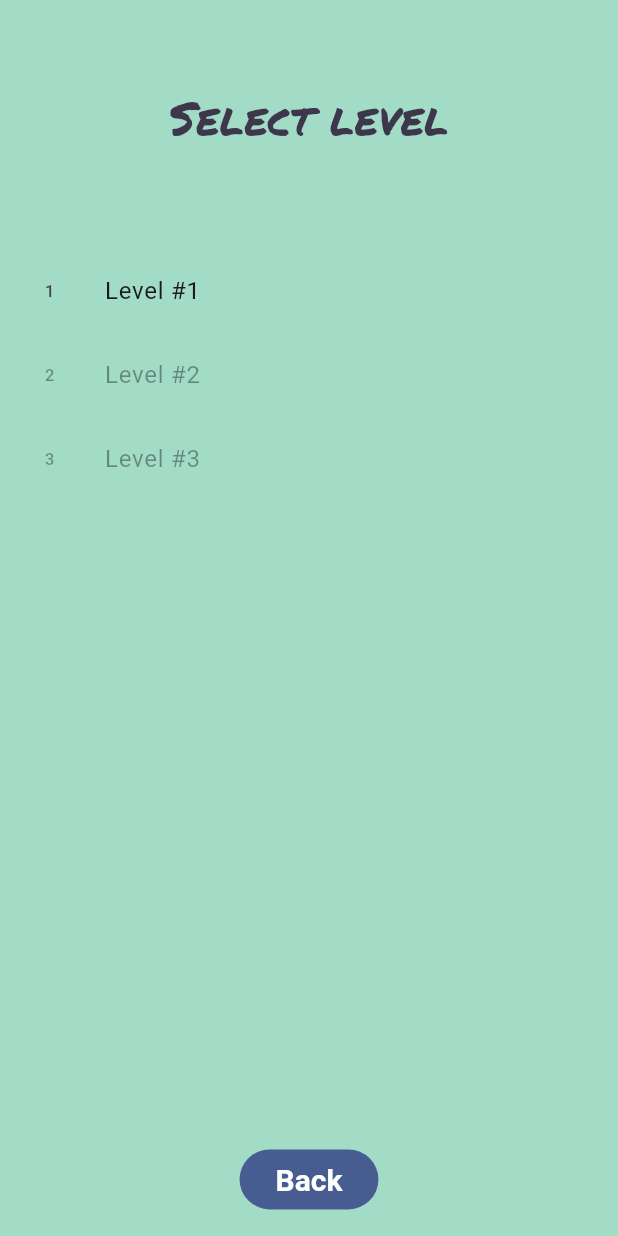
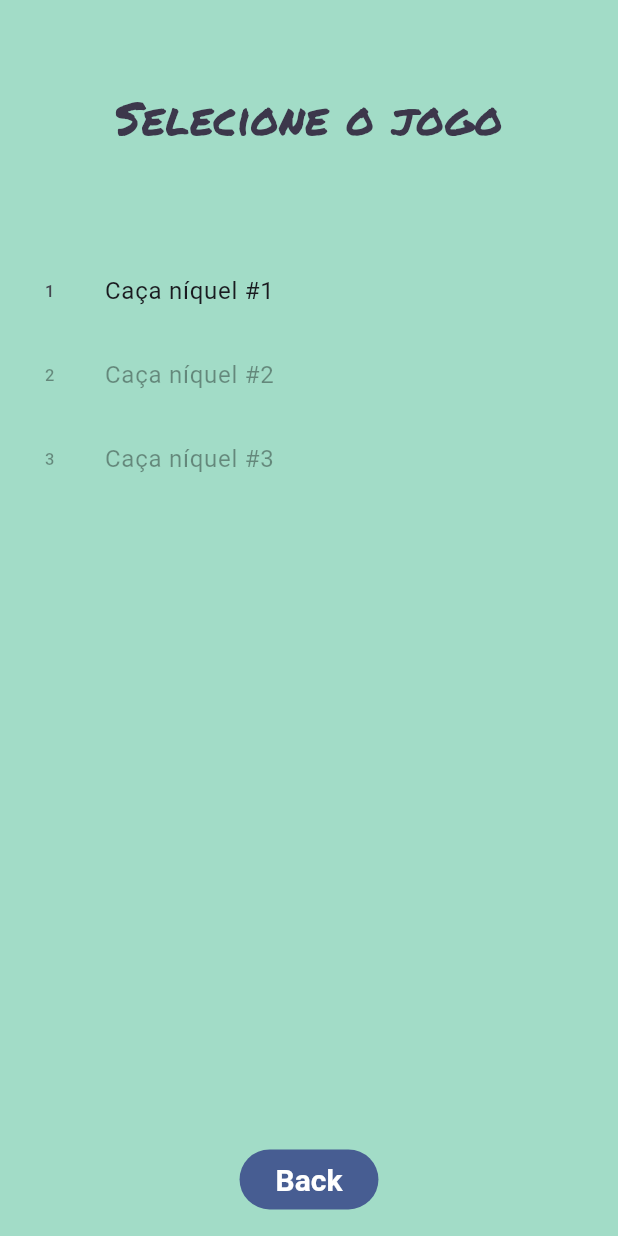
Before and after one commit to jeancatarina/flutter-casino, a Flutter app: the screen it shows after launch, after a tap on "Play", on a phone screen of 412 x 824 dp. Run offline on Flutter 3.47's test engine with Material 3 defaults, Android fonts, the phone set to English and light mode, and no system bars; our stand-ins replace audioplayers, go_router, shared_preferences.

Commit message:
feat: init repo

```diff
--- a/lib/level_selection/level_selection_screen.dart
+++ b/lib/level_selection/level_selection_screen.dart
@@ -31,7 +31,7 @@ class LevelSelectionScreen extends StatelessWidget {
               padding: EdgeInsets.all(16),
               child: Center(
                 child: Text(
-                  'Select level',
+                  'Selecione o jogo',
                   style:
                       TextStyle(fontFamily: 'Permanent Marker', fontSize: 30),
                 ),
@@ -53,7 +53,7 @@ class LevelSelectionScreen extends StatelessWidget {
                             .go('/play/session/${level.number}');
                       },
                       leading: Text(level.number.toString()),
-                      title: Text('Level #${level.number}'),
+                      title: Text('Caça níquel #${level.number}'),
                     )
                 ],
               ),
--- a/lib/main.dart
+++ b/lib/main.dart
@@ -75,7 +75,7 @@ class MyApp extends StatelessWidget {
           final palette = context.watch<Palette>();
 
           return MaterialApp.router(
-            title: 'My Flutter Game',
+            title: 'Máquina da Fortuna',
             theme: ThemeData.from(
               colorScheme: ColorScheme.fromSeed(
                 seedColor: palette.darkPen,
--- a/lib/main_menu/main_menu_screen.dart
+++ b/lib/main_menu/main_menu_screen.dart
@@ -29,7 +29,7 @@ class MainMenuScreen extends StatelessWidget {
           child: Transform.rotate(
             angle: -0.1,
             child: const Text(
-              'Flutter Game Template!',
+              'Máquina da Fortuna',
               textAlign: TextAlign.center,
               style: TextStyle(
                 fontFamily: 'Permanent Marker',
```
Also changed, not shown: pubspec.lock (added), 6 other files.
